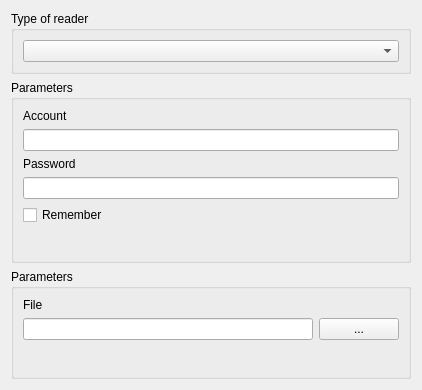
Old version of the form akregator/plugins/onlinesync/ui/configurationdialogadd.ui in the repository chusopr/kdepim-ktimetracker-akonadi.
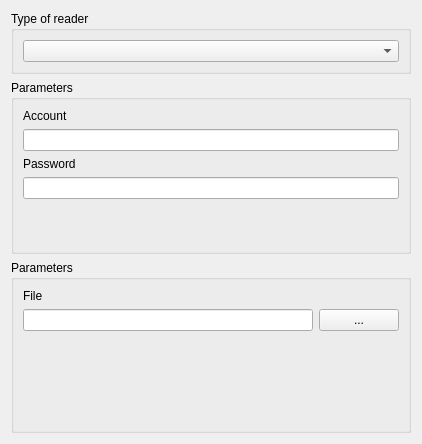
New version of the form.

The edit to the form file:
```diff
--- a/akregator/plugins/onlinesync/ui/configurationdialogadd.ui
+++ b/akregator/plugins/onlinesync/ui/configurationdialogadd.ui
@@ -9,7 +9,7 @@
     <x>0</x>
     <y>0</y>
     <width>411</width>
-    <height>390</height>
+    <height>444</height>
    </rect>
   </property>
   <property name="sizePolicy" >
@@ -64,13 +64,6 @@
         </property>
        </widget>
       </item>
-      <item>
-       <widget class="QCheckBox" name="checkBox" >
-        <property name="text" >
-         <string>Remember</string>
-        </property>
-       </widget>
-      </item>
       <item>
        <spacer name="verticalSpacer" >
         <property name="orientation" >
```
Left out of the diff: 6 changed lines with no effect on the pictures.
